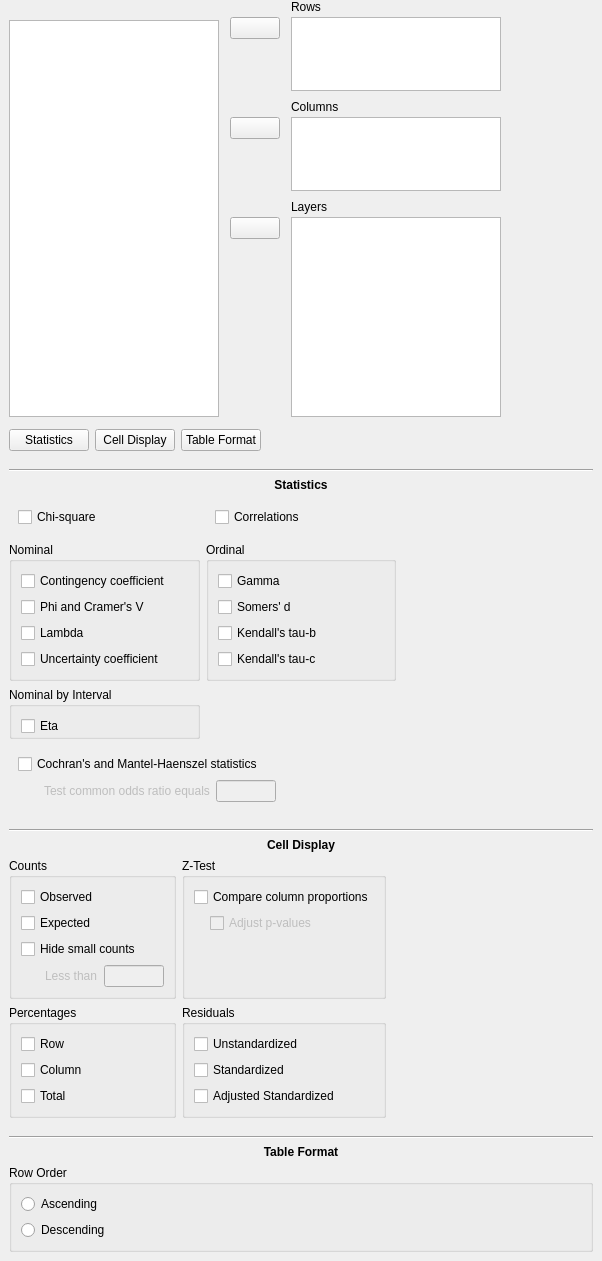
Above: JASP-Desktop/analysisforms/crosstabsform.ui from jasp-stats/jasp-desktop before the change. Below: the same form after it.
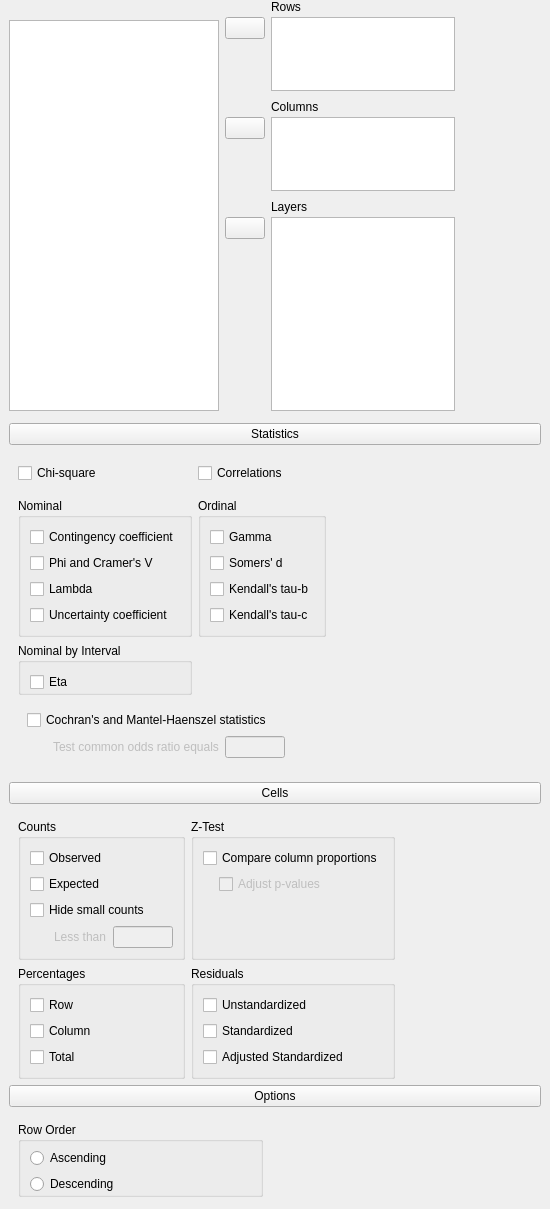
That is the form after the change. Custom widgets are drawn as their Qt base class.

The edit to the form file:
```diff
--- a/JASP-Desktop/analysisforms/crosstabsform.ui
+++ b/JASP-Desktop/analysisforms/crosstabsform.ui
@@ -6,8 +6,8 @@
    <rect>
     <x>0</x>
     <y>0</y>
-    <width>602</width>
-    <height>1248</height>
+    <width>550</width>
+    <height>1191</height>
    </rect>
   </property>
   <property name="windowTitle">
@@ -47,9 +47,6 @@
       <property name="topMargin">
        <number>0</number>
       </property>
-      <property name="bottomMargin">
-       <number>3</number>
-      </property>
       <property name="verticalSpacing">
        <number>0</number>
       </property>
@@ -353,56 +350,62 @@
      </property>
     </widget>
    </item>
-   <item row="1" column="0">
-    <widget class="QWidget" name="widget_7" native="true">
-     <layout class="QGridLayout" name="gridLayout_17">
-      <item row="0" column="1">
-       <widget class="QPushButton" name="buttonCellDisplay">
-        <property name="text">
-         <string>Cell Display</string>
-        </property>
-        <property name="checkable">
-         <bool>true</bool>
-        </property>
-       </widget>
-      </item>
-      <item row="0" column="0">
-       <widget class="QPushButton" name="buttonStatistics">
-        <property name="text">
-         <string>Statistics</string>
-        </property>
-        <property name="checkable">
-         <bool>true</bool>
-        </property>
-       </widget>
-      </item>
-      <item row="0" column="3">
-       <widget class="QWidget" name="widget_24" native="true">
-        <property name="sizePolicy">
-         <sizepolicy hsizetype="Preferred" vsizetype="Preferred">
-          <horstretch>1</horstretch>
-          <verstretch>0</verstretch>
-         </sizepolicy>
-        </property>
-       </widget>
-      </item>
-      <item row="0" column="2">
-       <widget class="QPushButton" name="buttonTableFormat">
-        <property name="text">
-         <string>Table Format</string>
-        </property>
-        <property name="checkable">
-         <bool>true</bool>
-        </property>
-       </widget>
-      </item>
-     </layout>
-    </widget>
-   </item>
    <item row="3" column="0" colspan="2">
     <widget class="QWidget" name="groupCellDisplay" native="true">
      <layout class="QGridLayout" name="gridLayout_9">
-      <item row="3" column="1">
+      <property name="topMargin">
+       <number>3</number>
+      </property>
+      <property name="bottomMargin">
+       <number>3</number>
+      </property>
+      <item row="0" column="0" colspan="3">
+       <widget class="ExpanderButton" name="pushButton_2">
+        <property name="text">
+         <string>Cells</string>
+        </property>
+       </widget>
+      </item>
+      <item row="1" column="0" colspan="3">
+       <widget class="QWidget" name="panelCells" native="true">
+        <layout class="QGridLayout" name="gridLayout_17">
+         <property name="bottomMargin">
+          <number>0</number>
+         </property>
+         <item row="1" column="0">
+          <widget class="QGroupBox" name="groupBox_3">
+           <property name="title">
+            <string>Percentages</string>
+           </property>
+           <property name="flat">
+            <bool>true</bool>
+           </property>
+           <layout class="QGridLayout" name="gridLayout_7">
+            <item row="0" column="0">
+             <widget class="BoundCheckBox" name="percentages_row">
+              <property name="text">
+               <string>Row</string>
+              </property>
+             </widget>
+            </item>
+            <item row="1" column="0">
+             <widget class="BoundCheckBox" name="percentages_column">
+              <property name="text">
+               <string>Column</string>
+              </property>
+             </widget>
+            </item>
+            <item row="2" column="0">
+             <widget class="BoundCheckBox" name="percentages_total">
+              <property name="text">
+               <string>Total</string>
+              </property>
+             </widget>
+            </item>
+           </layout>
+          </widget>
+         </item>
+         <item row="1" column="1">
        <widget class="QGroupBox" name="groupBox_4">
         <property name="title">
          <string>Residuals</string>
@@ -435,7 +438,7 @@
         </layout>
        </widget>
       </item>
-      <item row="2" column="0">
+         <item row="0" column="0">
        <widget class="QGroupBox" name="groupBox">
         <property name="title">
          <string>Counts</string>
@@ -501,23 +504,7 @@
         </layout>
        </widget>
       </item>
-      <item row="2" column="2" rowspan="2">
-       <widget class="QWidget" name="widget_22" native="true">
-        <property name="sizePolicy">
-         <sizepolicy hsizetype="Preferred" vsizetype="Preferred">
-          <horstretch>1</horstretch>
-          <verstretch>0</verstretch>
-         </sizepolicy>
-        </property>
-        <property name="minimumSize">
-         <size>
-          <width>60</width>
-          <height>0</height>
-         </size>
-        </property>
-       </widget>
-      </item>
-      <item row="2" column="1">
+         <item row="0" column="1">
        <widget class="QGroupBox" name="groupBox_2">
         <property name="title">
          <string>Z-Test</string>
@@ -559,54 +546,20 @@
         </layout>
        </widget>
       </item>
-      <item row="3" column="0">
-       <widget class="QGroupBox" name="groupBox_3">
-        <property name="title">
-         <string>Percentages</string>
-        </property>
-        <property name="flat">
-         <bool>true</bool>
-        </property>
-        <layout class="QGridLayout" name="gridLayout_7">
-         <item row="0" column="0">
-          <widget class="BoundCheckBox" name="percentages_row">
-           <property name="text">
-            <string>Row</string>
-           </property>
-          </widget>
-         </item>
-         <item row="1" column="0">
-          <widget class="BoundCheckBox" name="percentages_column">
-           <property name="text">
-            <string>Column</string>
-           </property>
-          </widget>
-         </item>
-         <item row="2" column="0">
-          <widget class="BoundCheckBox" name="percentages_total">
-           <property name="text">
-            <string>Total</string>
-           </property>
-          </widget>
-         </item>
-        </layout>
-       </widget>
-      </item>
-      <item row="1" column="0" colspan="3">
-       <widget class="QLabel" name="label_6">
-        <property name="text">
-         <string>&lt;html&gt;&lt;head/&gt;&lt;body&gt;&lt;p&gt;&lt;span style=&quot; font-weight:600;&quot;&gt;Cell Display&lt;/span&gt;&lt;/p&gt;&lt;/body&gt;&lt;/html&gt;</string>
-        </property>
-        <property name="alignment">
-         <set>Qt::AlignCenter</set>
-        </property>
-       </widget>
-      </item>
-      <item row="0" column="0" colspan="3">
-       <widget class="Line" name="line">
+         <item row="0" column="2">
+          <spacer name="horizontalSpacer">
         <property name="orientation">
          <enum>Qt::Horizontal</enum>
         </property>
+           <property name="sizeHint" stdset="0">
+            <size>
+             <width>40</width>
+             <height>20</height>
+            </size>
+           </property>
+          </spacer>
+         </item>
+        </layout>
        </widget>
       </item>
      </layout>
@@ -615,24 +568,16 @@
    <item row="4" column="0" colspan="2">
     <widget class="QWidget" name="groupTableFormat" native="true">
      <layout class="QGridLayout" name="gridLayout_18">
-      <item row="1" column="0" colspan="2">
-       <widget class="QLabel" name="label_9">
-        <property name="text">
-         <string>&lt;html&gt;&lt;head/&gt;&lt;body&gt;&lt;p&gt;&lt;span style=&quot; font-weight:600;&quot;&gt;Table Format&lt;/span&gt;&lt;/p&gt;&lt;/body&gt;&lt;/html&gt;</string>
-        </property>
-        <property name="alignment">
-         <set>Qt::AlignCenter</set>
-        </property>
-       </widget>
-      </item>
-      <item row="0" column="0" colspan="2">
-       <widget class="Line" name="line_3">
-        <property name="orientation">
-         <enum>Qt::Horizontal</enum>
-        </property>
-       </widget>
-      </item>
-      <item row="2" column="0" colspan="2">
+      <property name="topMargin">
+       <number>3</number>
+      </property>
+      <property name="bottomMargin">
+       <number>3</number>
+      </property>
+      <item row="1" column="0">
+       <widget class="QWidget" name="panelOptions" native="true">
+        <layout class="QGridLayout" name="gridLayout_22">
+         <item row="0" column="0">
        <widget class="QGroupBox" name="fred">
         <property name="title">
          <string>Row Order</string>
@@ -641,6 +586,12 @@
          <bool>true</bool>
         </property>
         <layout class="QGridLayout" name="gridLayout_20">
+            <property name="topMargin">
+             <number>6</number>
+            </property>
+            <property name="bottomMargin">
+             <number>0</number>
+            </property>
          <item row="0" column="0">
           <widget class="BoundGroupBox" name="rowOrder" native="true">
            <layout class="QGridLayout" name="gridLayout_21">
@@ -679,53 +630,93 @@
      </layout>
     </widget>
    </item>
+      <item row="0" column="0" colspan="2">
+       <widget class="ExpanderButton" name="pushButton_3">
+        <property name="text">
+         <string>Options</string>
+        </property>
+       </widget>
+      </item>
+     </layout>
+    </widget>
+   </item>
    <item row="2" column="0" colspan="2">
     <widget class="QWidget" name="groupStatistics" native="true">
      <layout class="QGridLayout" name="gridLayout_16">
-      <item row="2" column="2" rowspan="4">
-       <widget class="QWidget" name="widget_23" native="true"/>
+      <property name="topMargin">
+       <number>3</number>
+      </property>
+      <property name="bottomMargin">
+       <number>3</number>
+      </property>
+      <property name="verticalSpacing">
+       <number>0</number>
+      </property>
+      <item row="1" column="0" colspan="3">
+       <widget class="ExpanderButton" name="pushButton">
+        <property name="text">
+         <string>Statistics</string>
+        </property>
+       </widget>
+      </item>
+      <item row="2" column="0" rowspan="2" colspan="3">
+       <widget class="QWidget" name="panelStatistics" native="true">
+        <layout class="QGridLayout" name="gridLayout_23">
+         <item row="1" column="0">
+          <widget class="QWidget" name="widget_17" native="true">
+           <layout class="QGridLayout" name="gridLayout_15">
+            <property name="leftMargin">
+             <number>0</number>
+            </property>
+            <item row="0" column="0">
+             <widget class="BoundCheckBox" name="chiSquare">
+              <property name="text">
+               <string>Chi-square</string>
+              </property>
+             </widget>
+            </item>
+           </layout>
+          </widget>
       </item>
       <item row="3" column="0">
-       <widget class="QGroupBox" name="groupBox_5">
+          <widget class="QGroupBox" name="groupBox_7">
         <property name="title">
-         <string>Nominal</string>
+            <string>Nominal by Interval</string>
         </property>
         <property name="flat">
          <bool>true</bool>
         </property>
-        <layout class="QGridLayout" name="gridLayout_10">
+           <layout class="QGridLayout" name="gridLayout_13">
+            <property name="bottomMargin">
+             <number>0</number>
+            </property>
          <item row="0" column="0">
-          <widget class="BoundCheckBox" name="nominal_contingencyCoefficient">
+             <widget class="BoundCheckBox" name="nominalByInterval_Eta">
            <property name="text">
-            <string>Contingency coefficient</string>
+               <string>Eta</string>
            </property>
           </widget>
          </item>
-         <item row="1" column="0">
-          <widget class="BoundCheckBox" name="nominal_phiAndCramersV">
-           <property name="text">
-            <string>Phi and Cramer's V</string>
-           </property>
+           </layout>
           </widget>
          </item>
-         <item row="2" column="0">
-          <widget class="BoundCheckBox" name="nominal_lambda">
-           <property name="text">
-            <string>Lambda</string>
-           </property>
-          </widget>
-         </item>
-         <item row="3" column="0">
-          <widget class="BoundCheckBox" name="nominal_uncertaintyCoefficient">
+         <item row="1" column="1">
+          <widget class="QWidget" name="widget_19" native="true">
+           <layout class="QGridLayout" name="gridLayout_12">
+            <property name="leftMargin">
+             <number>0</number>
+            </property>
+            <item row="0" column="0">
+             <widget class="BoundCheckBox" name="correlations">
            <property name="text">
-            <string>Uncertainty coefficient</string>
+               <string>Correlations</string>
            </property>
           </widget>
          </item>
         </layout>
        </widget>
       </item>
-      <item row="3" column="1">
+         <item row="2" column="1">
        <widget class="QGroupBox" name="groupBox_6">
         <property name="title">
          <string>Ordinal</string>
@@ -765,29 +756,60 @@
         </layout>
        </widget>
       </item>
-      <item row="4" column="0">
-       <widget class="QGroupBox" name="groupBox_7">
+         <item row="2" column="0">
+          <widget class="QGroupBox" name="groupBox_5">
         <property name="title">
-         <string>Nominal by Interval</string>
+            <string>Nominal</string>
         </property>
         <property name="flat">
          <bool>true</bool>
         </property>
-        <layout class="QGridLayout" name="gridLayout_13">
-         <property name="bottomMargin">
-          <number>0</number>
-         </property>
+           <layout class="QGridLayout" name="gridLayout_10">
          <item row="0" column="0">
-          <widget class="BoundCheckBox" name="nominalByInterval_Eta">
+             <widget class="BoundCheckBox" name="nominal_contingencyCoefficient">
            <property name="text">
-            <string>Eta</string>
+               <string>Contingency coefficient</string>
+              </property>
+             </widget>
+            </item>
+            <item row="1" column="0">
+             <widget class="BoundCheckBox" name="nominal_phiAndCramersV">
+              <property name="text">
+               <string>Phi and Cramer's V</string>
+              </property>
+             </widget>
+            </item>
+            <item row="2" column="0">
+             <widget class="BoundCheckBox" name="nominal_lambda">
+              <property name="text">
+               <string>Lambda</string>
+              </property>
+             </widget>
+            </item>
+            <item row="3" column="0">
+             <widget class="BoundCheckBox" name="nominal_uncertaintyCoefficient">
+              <property name="text">
+               <string>Uncertainty coefficient</string>
            </property>
           </widget>
          </item>
         </layout>
        </widget>
       </item>
-      <item row="5" column="0" colspan="2">
+         <item row="2" column="2">
+          <spacer name="horizontalSpacer_2">
+           <property name="orientation">
+            <enum>Qt::Horizontal</enum>
+           </property>
+           <property name="sizeHint" stdset="0">
+            <size>
+             <width>40</width>
+             <height>20</height>
+            </size>
+           </property>
+          </spacer>
+         </item>
+         <item row="4" column="0" colspan="2">
        <widget class="QWidget" name="widget_18" native="true">
         <layout class="QGridLayout" name="gridLayout_14">
          <item row="1" column="0">
@@ -836,54 +858,9 @@
         </layout>
        </widget>
       </item>
-      <item row="4" column="1">
-       <widget class="QWidget" name="widget_20" native="true">
-        <zorder>widget_18</zorder>
-       </widget>
-      </item>
-      <item row="2" column="1">
-       <widget class="QWidget" name="widget_19" native="true">
-        <layout class="QGridLayout" name="gridLayout_12">
-         <item row="0" column="0">
-          <widget class="BoundCheckBox" name="correlations">
-           <property name="text">
-            <string>Correlations</string>
-           </property>
-          </widget>
-         </item>
         </layout>
        </widget>
       </item>
-      <item row="2" column="0">
-       <widget class="QWidget" name="widget_17" native="true">
-        <layout class="QGridLayout" name="gridLayout_15">
-         <item row="0" column="0">
-          <widget class="BoundCheckBox" name="chiSquare">
-           <property name="text">
-            <string>Chi-square</string>
-           </property>
-          </widget>
-         </item>
-        </layout>
-       </widget>
-      </item>
-      <item row="1" column="0" colspan="3">
-       <widget class="QLabel" name="label_7">
-        <property name="text">
-         <string>&lt;html&gt;&lt;head/&gt;&lt;body&gt;&lt;p&gt;&lt;span style=&quot; font-weight:600;&quot;&gt;Statistics&lt;/span&gt;&lt;/p&gt;&lt;/body&gt;&lt;/html&gt;</string>
-        </property>
-        <property name="alignment">
-         <set>Qt::AlignCenter</set>
-        </property>
-       </widget>
-      </item>
-      <item row="0" column="0" colspan="3">
-       <widget class="Line" name="line_2">
-        <property name="orientation">
-         <enum>Qt::Horizontal</enum>
-        </property>
-       </widget>
-      </item>
      </layout>
     </widget>
    </item>
@@ -921,6 +898,11 @@
    <extends>QLineEdit</extends>
    <header>widgets/boundtextbox.h</header>
   </customwidget>
+  <customwidget>
+   <class>ExpanderButton</class>
+   <extends>QPushButton</extends>
+   <header>widgets/expanderbutton.h</header>
+  </customwidget>
  </customwidgets>
  <resources/>
  <connections>
```
Left out of the diff: 48 changed lines with no effect on the pictures. Lines whose indentation alone changed are shown as unchanged.
